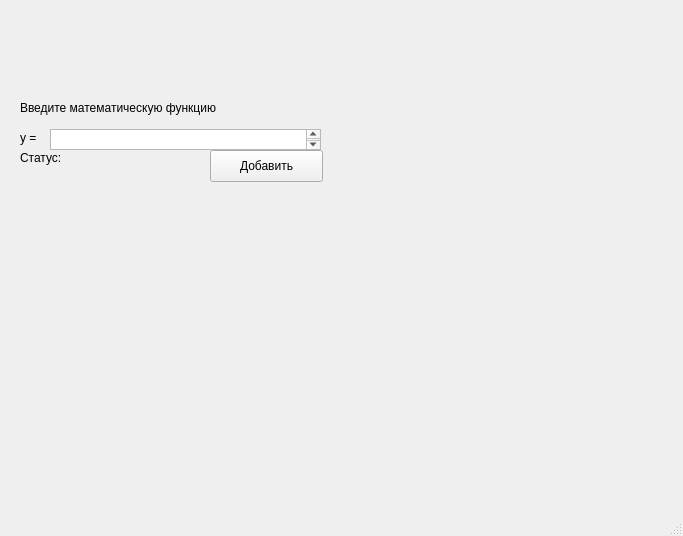
First picture: the form in src/MainWindowUI.ui, repository Jagtrieb/GraphicCalculator, before the edit.
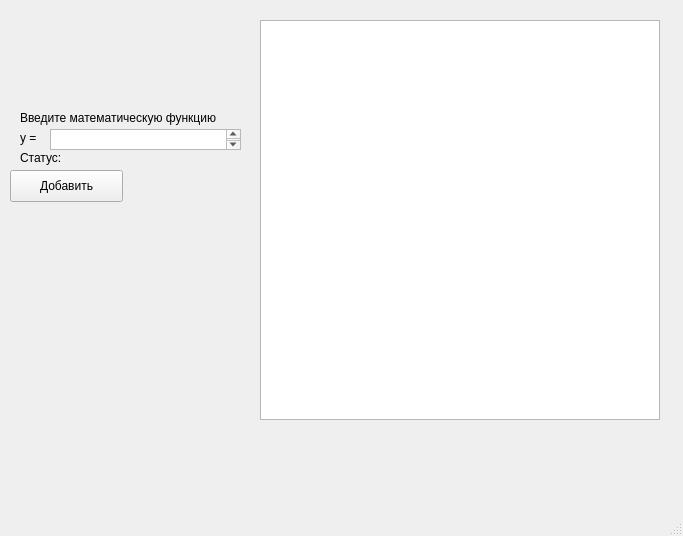
Second picture: the form after the edit.

Commit message: Added drawing module

Diff of the .ui file:
```diff
--- a/src/MainWindowUI.ui
+++ b/src/MainWindowUI.ui
@@ -19,7 +19,7 @@
      <rect>
       <x>50</x>
       <y>129</y>
-      <width>271</width>
+      <width>191</width>
       <height>21</height>
      </rect>
     </property>
@@ -28,8 +28,8 @@
     <property name="geometry">
      <rect>
       <x>20</x>
-      <y>100</y>
-      <width>301</width>
+      <y>110</y>
+      <width>231</width>
       <height>16</height>
      </rect>
     </property>
@@ -53,8 +53,8 @@
    <widget class="QPushButton" name="AddFuncButton">
     <property name="geometry">
      <rect>
-      <x>210</x>
-      <y>150</y>
+      <x>10</x>
+      <y>170</y>
       <width>113</width>
       <height>32</height>
      </rect>
@@ -76,6 +76,16 @@
      <string>y = </string>
     </property>
    </widget>
+   <widget class="QGraphicsView" name="graphicsView">
+    <property name="geometry">
+     <rect>
+      <x>260</x>
+      <y>20</y>
+      <width>400</width>
+      <height>400</height>
+     </rect>
+    </property>
+   </widget>
   </widget>
   <widget class="QMenuBar" name="menubar">
    <property name="geometry">
```
The commit also changes 2 other files.
